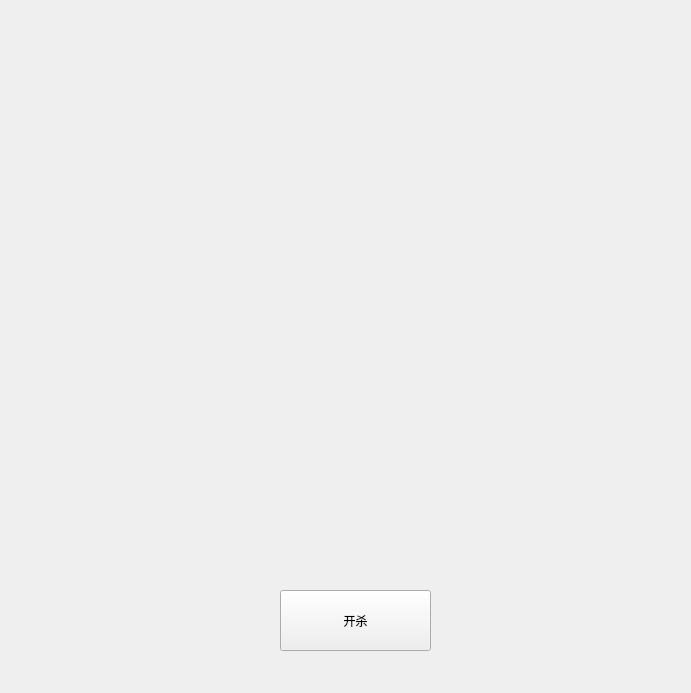
Above: ui/widget_camera.ui from babyMaster2/FaceCraft before the change. Below: the same form after it.
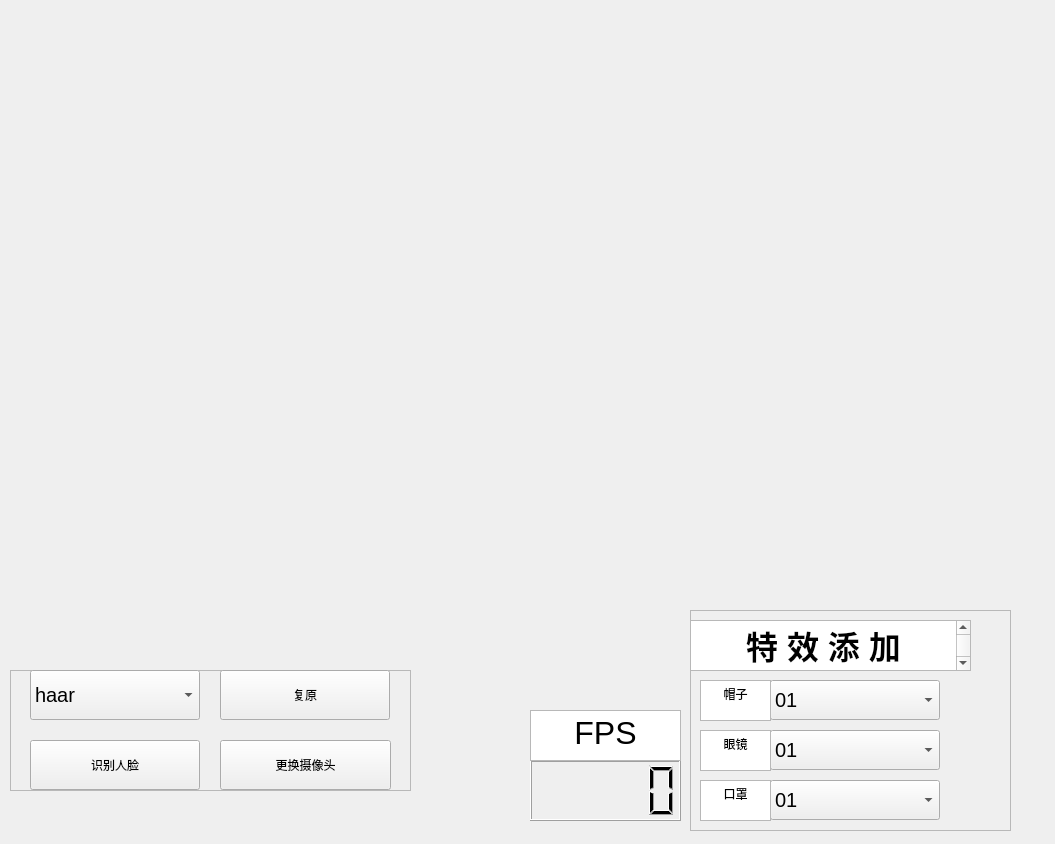
That is the form after the change.

```diff
--- a/ui/widget_camera.ui
+++ b/ui/widget_camera.ui
@@ -6,8 +6,8 @@
    <rect>
     <x>0</x>
     <y>0</y>
-    <width>691</width>
-    <height>693</height>
+    <width>1055</width>
+    <height>844</height>
    </rect>
   </property>
   <property name="windowTitle">
@@ -16,28 +16,328 @@
   <widget class="QLabel" name="label">
    <property name="geometry">
     <rect>
-     <x>140</x>
-     <y>50</y>
-     <width>381</width>
-     <height>471</height>
+     <x>40</x>
+     <y>40</y>
+     <width>944</width>
+     <height>531</height>
     </rect>
    </property>
    <property name="text">
     <string/>
    </property>
   </widget>
-  <widget class="QToolButton" name="toolButton">
+  <widget class="QFrame" name="frame">
    <property name="geometry">
     <rect>
-     <x>280</x>
-     <y>590</y>
+     <x>10</x>
+     <y>670</y>
+     <width>401</width>
+     <height>121</height>
+    </rect>
+   </property>
+   <property name="frameShape">
+    <enum>QFrame::StyledPanel</enum>
+   </property>
+   <property name="frameShadow">
+    <enum>QFrame::Raised</enum>
+   </property>
+   <widget class="QComboBox" name="comboBox_1">
+    <property name="geometry">
+     <rect>
+      <x>20</x>
+      <y>0</y>
+      <width>170</width>
+      <height>50</height>
+     </rect>
+    </property>
+    <property name="font">
+     <font>
+      <pointsize>15</pointsize>
+      <weight>50</weight>
+      <italic>false</italic>
+      <bold>false</bold>
+     </font>
+    </property>
+    <item>
+     <property name="text">
+      <string>haar</string>
+     </property>
+    </item>
+    <item>
+     <property name="text">
+      <string>mediapipe</string>
+     </property>
+    </item>
+    <item>
+     <property name="text">
+      <string>dnn</string>
+     </property>
+    </item>
+   </widget>
+   <widget class="QToolButton" name="toolButton_1">
+    <property name="geometry">
+     <rect>
+      <x>20</x>
+      <y>70</y>
+      <width>170</width>
+      <height>50</height>
+     </rect>
+    </property>
+    <property name="text">
+     <string>识别人脸</string>
+    </property>
+   </widget>
+   <widget class="QToolButton" name="toolButton_3">
+    <property name="geometry">
+     <rect>
+      <x>210</x>
+      <y>0</y>
+      <width>170</width>
+      <height>50</height>
+     </rect>
+    </property>
+    <property name="text">
+     <string>复原</string>
+    </property>
+   </widget>
+   <widget class="QToolButton" name="toolButton_2">
+    <property name="geometry">
+     <rect>
+      <x>210</x>
+      <y>70</y>
+      <width>171</width>
+      <height>50</height>
+     </rect>
+    </property>
+    <property name="text">
+     <string>更换摄像头</string>
+    </property>
+   </widget>
+  </widget>
+  <widget class="QLCDNumber" name="lcdNumber">
+   <property name="geometry">
+    <rect>
+     <x>530</x>
+     <y>760</y>
      <width>151</width>
      <height>61</height>
     </rect>
    </property>
-   <property name="text">
-    <string>开杀</string>
+  </widget>
+  <widget class="QTextBrowser" name="textBrowser">
+   <property name="geometry">
+    <rect>
+     <x>530</x>
+     <y>710</y>
+     <width>151</width>
+     <height>51</height>
+    </rect>
    </property>
+   <property name="html">
+    <string>&lt;!DOCTYPE HTML PUBLIC &quot;-//W3C//DTD HTML 4.0//EN&quot; &quot;http://www.w3.org/TR/REC-html40/strict.dtd&quot;&gt;
+&lt;html&gt;&lt;head&gt;&lt;meta name=&quot;qrichtext&quot; content=&quot;1&quot; /&gt;&lt;style type=&quot;text/css&quot;&gt;
+p, li { white-space: pre-wrap; }
+&lt;/style&gt;&lt;/head&gt;&lt;body style=&quot; font-family:'SimSun'; font-size:9pt; font-weight:400; font-style:normal;&quot;&gt;
+&lt;p align=&quot;center&quot; style=&quot; margin-top:0px; margin-bottom:0px; margin-left:0px; margin-right:0px; -qt-block-indent:0; text-indent:0px;&quot;&gt;&lt;span style=&quot; font-size:24pt;&quot;&gt;FPS&lt;/span&gt;&lt;/p&gt;&lt;/body&gt;&lt;/html&gt;</string>
+   </property>
+  </widget>
+  <widget class="QFrame" name="frame_2">
+   <property name="geometry">
+    <rect>
+     <x>690</x>
+     <y>610</y>
+     <width>321</width>
+     <height>221</height>
+    </rect>
+   </property>
+   <property name="frameShape">
+    <enum>QFrame::StyledPanel</enum>
+   </property>
+   <property name="frameShadow">
+    <enum>QFrame::Raised</enum>
+   </property>
+   <widget class="QComboBox" name="comboBox_3">
+    <property name="geometry">
+     <rect>
+      <x>80</x>
+      <y>120</y>
+      <width>170</width>
+      <height>40</height>
+     </rect>
+    </property>
+    <property name="font">
+     <font>
+      <pointsize>15</pointsize>
+      <weight>50</weight>
+      <italic>false</italic>
+      <bold>false</bold>
+     </font>
+    </property>
+    <item>
+     <property name="text">
+      <string>01</string>
+     </property>
+    </item>
+    <item>
+     <property name="text">
+      <string>02</string>
+     </property>
+    </item>
+    <item>
+     <property name="text">
+      <string>03</string>
+     </property>
+    </item>
+    <item>
+     <property name="text">
+      <string>04</string>
+     </property>
+    </item>
+   </widget>
+   <widget class="QComboBox" name="comboBox_2">
+    <property name="geometry">
+     <rect>
+      <x>80</x>
+      <y>70</y>
+      <width>170</width>
+      <height>40</height>
+     </rect>
+    </property>
+    <property name="font">
+     <font>
+      <pointsize>15</pointsize>
+      <weight>50</weight>
+      <italic>false</italic>
+      <bold>false</bold>
+     </font>
+    </property>
+    <item>
+     <property name="text">
+      <string>01</string>
+     </property>
+    </item>
+    <item>
+     <property name="text">
+      <string>02</string>
+     </property>
+    </item>
+    <item>
+     <property name="text">
+      <string>03</string>
+     </property>
+    </item>
+    <item>
+     <property name="text">
+      <string>04</string>
+     </property>
+    </item>
+    <item>
+     <property name="text">
+      <string>05</string>
+     </property>
+    </item>
+   </widget>
+   <widget class="QComboBox" name="comboBox_4">
+    <property name="geometry">
+     <rect>
+      <x>80</x>
+      <y>170</y>
+      <width>170</width>
+      <height>40</height>
+     </rect>
+    </property>
+    <property name="font">
+     <font>
+      <pointsize>15</pointsize>
+      <weight>50</weight>
+      <italic>false</italic>
+      <bold>false</bold>
+     </font>
+    </property>
+    <item>
+     <property name="text">
+      <string>01</string>
+     </property>
+    </item>
+    <item>
+     <property name="text">
+      <string>02</string>
+     </property>
+    </item>
+    <item>
+     <property name="text">
+      <string>03</string>
+     </property>
+    </item>
+   </widget>
+   <widget class="QTextBrowser" name="textBrowser_2">
+    <property name="geometry">
+     <rect>
+      <x>0</x>
+      <y>10</y>
+      <width>281</width>
+      <height>51</height>
+     </rect>
+    </property>
+    <property name="html">
+     <string>&lt;!DOCTYPE HTML PUBLIC &quot;-//W3C//DTD HTML 4.0//EN&quot; &quot;http://www.w3.org/TR/REC-html40/strict.dtd&quot;&gt;
+&lt;html&gt;&lt;head&gt;&lt;meta name=&quot;qrichtext&quot; content=&quot;1&quot; /&gt;&lt;style type=&quot;text/css&quot;&gt;
+p, li { white-space: pre-wrap; }
+&lt;/style&gt;&lt;/head&gt;&lt;body style=&quot; font-family:'SimSun'; font-size:9pt; font-weight:400; font-style:normal;&quot;&gt;
+&lt;p align=&quot;center&quot; style=&quot; margin-top:0px; margin-bottom:0px; margin-left:0px; margin-right:0px; -qt-block-indent:0; text-indent:0px;&quot;&gt;&lt;span style=&quot; font-size:24pt; font-weight:600;&quot;&gt;特 效 添 加&lt;/span&gt;&lt;/p&gt;&lt;/body&gt;&lt;/html&gt;</string>
+    </property>
+   </widget>
+   <widget class="QTextBrowser" name="textBrowser_3">
+    <property name="geometry">
+     <rect>
+      <x>10</x>
+      <y>70</y>
+      <width>71</width>
+      <height>41</height>
+     </rect>
+    </property>
+    <property name="html">
+     <string>&lt;!DOCTYPE HTML PUBLIC &quot;-//W3C//DTD HTML 4.0//EN&quot; &quot;http://www.w3.org/TR/REC-html40/strict.dtd&quot;&gt;
+&lt;html&gt;&lt;head&gt;&lt;meta name=&quot;qrichtext&quot; content=&quot;1&quot; /&gt;&lt;style type=&quot;text/css&quot;&gt;
+p, li { white-space: pre-wrap; }
+&lt;/style&gt;&lt;/head&gt;&lt;body style=&quot; font-family:'SimSun'; font-size:9pt; font-weight:400; font-style:normal;&quot;&gt;
+&lt;p align=&quot;center&quot; style=&quot; margin-top:0px; margin-bottom:0px; margin-left:0px; margin-right:0px; -qt-block-indent:0; text-indent:0px;&quot;&gt;帽子&lt;/p&gt;&lt;/body&gt;&lt;/html&gt;</string>
+    </property>
+   </widget>
+   <widget class="QTextBrowser" name="textBrowser_4">
+    <property name="geometry">
+     <rect>
+      <x>10</x>
+      <y>120</y>
+      <width>71</width>
+      <height>41</height>
+     </rect>
+    </property>
+    <property name="html">
+     <string>&lt;!DOCTYPE HTML PUBLIC &quot;-//W3C//DTD HTML 4.0//EN&quot; &quot;http://www.w3.org/TR/REC-html40/strict.dtd&quot;&gt;
+&lt;html&gt;&lt;head&gt;&lt;meta name=&quot;qrichtext&quot; content=&quot;1&quot; /&gt;&lt;style type=&quot;text/css&quot;&gt;
+p, li { white-space: pre-wrap; }
+&lt;/style&gt;&lt;/head&gt;&lt;body style=&quot; font-family:'SimSun'; font-size:9pt; font-weight:400; font-style:normal;&quot;&gt;
+&lt;p align=&quot;center&quot; style=&quot; margin-top:0px; margin-bottom:0px; margin-left:0px; margin-right:0px; -qt-block-indent:0; text-indent:0px;&quot;&gt;眼镜&lt;/p&gt;&lt;/body&gt;&lt;/html&gt;</string>
+    </property>
+   </widget>
+   <widget class="QTextBrowser" name="textBrowser_5">
+    <property name="geometry">
+     <rect>
+      <x>10</x>
+      <y>170</y>
+      <width>71</width>
+      <height>41</height>
+     </rect>
+    </property>
+    <property name="html">
+     <string>&lt;!DOCTYPE HTML PUBLIC &quot;-//W3C//DTD HTML 4.0//EN&quot; &quot;http://www.w3.org/TR/REC-html40/strict.dtd&quot;&gt;
+&lt;html&gt;&lt;head&gt;&lt;meta name=&quot;qrichtext&quot; content=&quot;1&quot; /&gt;&lt;style type=&quot;text/css&quot;&gt;
+p, li { white-space: pre-wrap; }
+&lt;/style&gt;&lt;/head&gt;&lt;body style=&quot; font-family:'SimSun'; font-size:9pt; font-weight:400; font-style:normal;&quot;&gt;
+&lt;p align=&quot;center&quot; style=&quot; margin-top:0px; margin-bottom:0px; margin-left:0px; margin-right:0px; -qt-block-indent:0; text-indent:0px;&quot;&gt;口罩&lt;/p&gt;&lt;/body&gt;&lt;/html&gt;</string>
+    </property>
+   </widget>
   </widget>
  </widget>
  <resources/>
```
